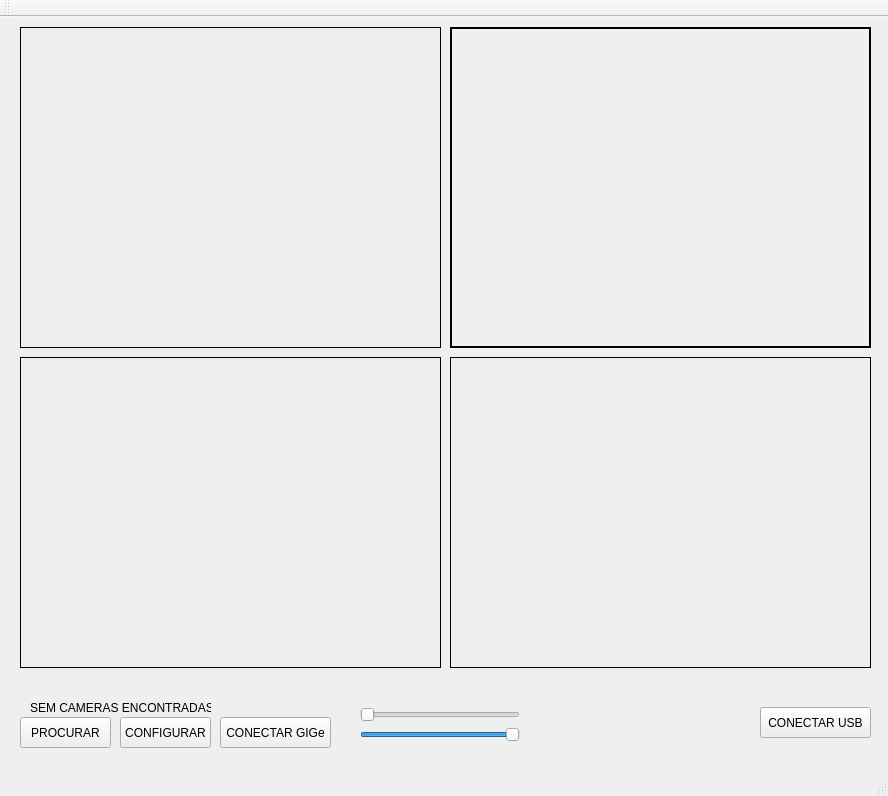
Qt form mainwindow.ui (lmhonorio/QtMRSVisionv2) before a commit.
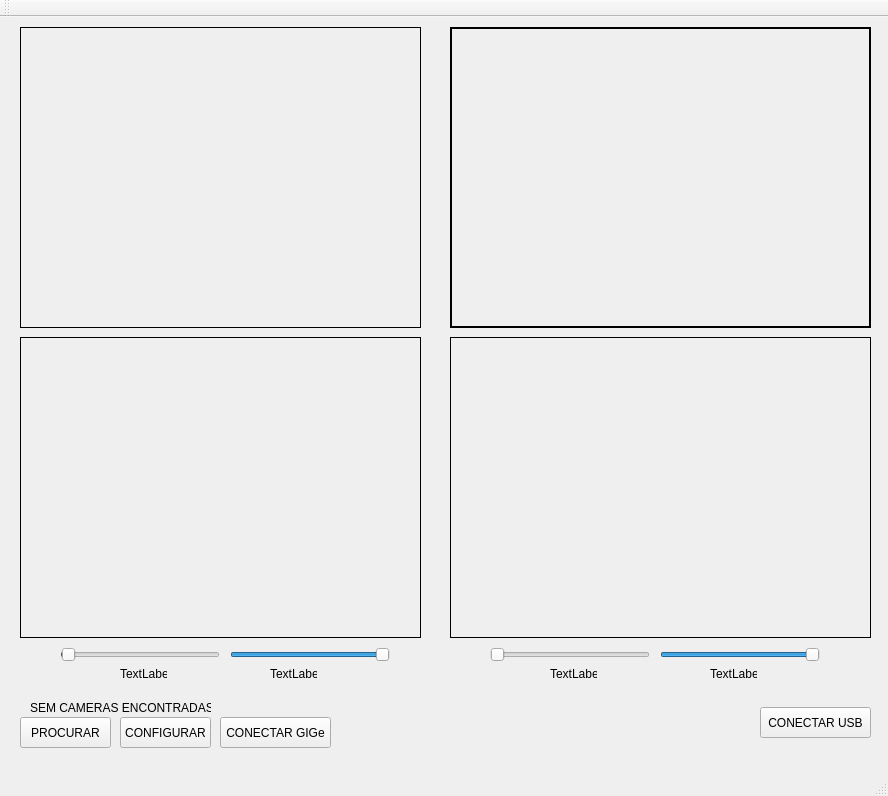
The same form after that commit.

Diff of the .ui file:
```diff
--- a/mainwindow.ui
+++ b/mainwindow.ui
@@ -32,8 +32,8 @@
      <rect>
       <x>20</x>
       <y>10</y>
-      <width>421</width>
-      <height>321</height>
+      <width>401</width>
+      <height>301</height>
      </rect>
     </property>
     <property name="sizePolicy">
@@ -97,7 +97,7 @@
       <x>450</x>
       <y>10</y>
       <width>421</width>
-      <height>321</height>
+      <height>301</height>
      </rect>
     </property>
     <property name="frameShape">
@@ -130,9 +130,9 @@
     <property name="geometry">
      <rect>
       <x>450</x>
-      <y>340</y>
+      <y>320</y>
       <width>421</width>
-      <height>311</height>
+      <height>301</height>
      </rect>
     </property>
     <property name="frameShape">
@@ -146,9 +146,9 @@
     <property name="geometry">
      <rect>
       <x>20</x>
-      <y>340</y>
-      <width>421</width>
-      <height>311</height>
+      <y>320</y>
+      <width>401</width>
+      <height>301</height>
      </rect>
     </property>
     <property name="frameShape">
@@ -161,8 +161,8 @@
    <widget class="QSlider" name="qthrshould1">
     <property name="geometry">
      <rect>
-      <x>360</x>
-      <y>690</y>
+      <x>490</x>
+      <y>630</y>
       <width>160</width>
       <height>16</height>
      </rect>
@@ -177,8 +177,8 @@
    <widget class="QSlider" name="qthrshould2">
     <property name="geometry">
      <rect>
-      <x>360</x>
-      <y>710</y>
+      <x>660</x>
+      <y>630</y>
       <width>160</width>
       <height>16</height>
      </rect>
@@ -193,6 +193,96 @@
      <enum>Qt::Horizontal</enum>
     </property>
    </widget>
+   <widget class="QSlider" name="qsliderIR1">
+    <property name="geometry">
+     <rect>
+      <x>60</x>
+      <y>630</y>
+      <width>160</width>
+      <height>16</height>
+     </rect>
+    </property>
+    <property name="maximum">
+     <number>200</number>
+    </property>
+    <property name="value">
+     <number>1</number>
+    </property>
+    <property name="orientation">
+     <enum>Qt::Horizontal</enum>
+    </property>
+   </widget>
+   <widget class="QSlider" name="qsliderIR2">
+    <property name="geometry">
+     <rect>
+      <x>230</x>
+      <y>630</y>
+      <width>160</width>
+      <height>16</height>
+     </rect>
+    </property>
+    <property name="maximum">
+     <number>200</number>
+    </property>
+    <property name="value">
+     <number>200</number>
+    </property>
+    <property name="orientation">
+     <enum>Qt::Horizontal</enum>
+    </property>
+   </widget>
+   <widget class="QLabel" name="qtextIR1">
+    <property name="geometry">
+     <rect>
+      <x>120</x>
+      <y>650</y>
+      <width>47</width>
+      <height>13</height>
+     </rect>
+    </property>
+    <property name="text">
+     <string>TextLabel</string>
+    </property>
+   </widget>
+   <widget class="QLabel" name="qtextIR2">
+    <property name="geometry">
+     <rect>
+      <x>270</x>
+      <y>650</y>
+      <width>47</width>
+      <height>13</height>
+     </rect>
+    </property>
+    <property name="text">
+     <string>TextLabel</string>
+    </property>
+   </widget>
+   <widget class="QLabel" name="qtextUSB1">
+    <property name="geometry">
+     <rect>
+      <x>550</x>
+      <y>650</y>
+      <width>47</width>
+      <height>13</height>
+     </rect>
+    </property>
+    <property name="text">
+     <string>TextLabel</string>
+    </property>
+   </widget>
+   <widget class="QLabel" name="qtextUSB2">
+    <property name="geometry">
+     <rect>
+      <x>710</x>
+      <y>650</y>
+      <width>47</width>
+      <height>13</height>
+     </rect>
+    </property>
+    <property name="text">
+     <string>TextLabel</string>
+    </property>
+   </widget>
   </widget>
   <widget class="QMenuBar" name="menuBar">
    <property name="geometry">
```
Left out of the diff: 14 changed lines with no effect on the pictures.
